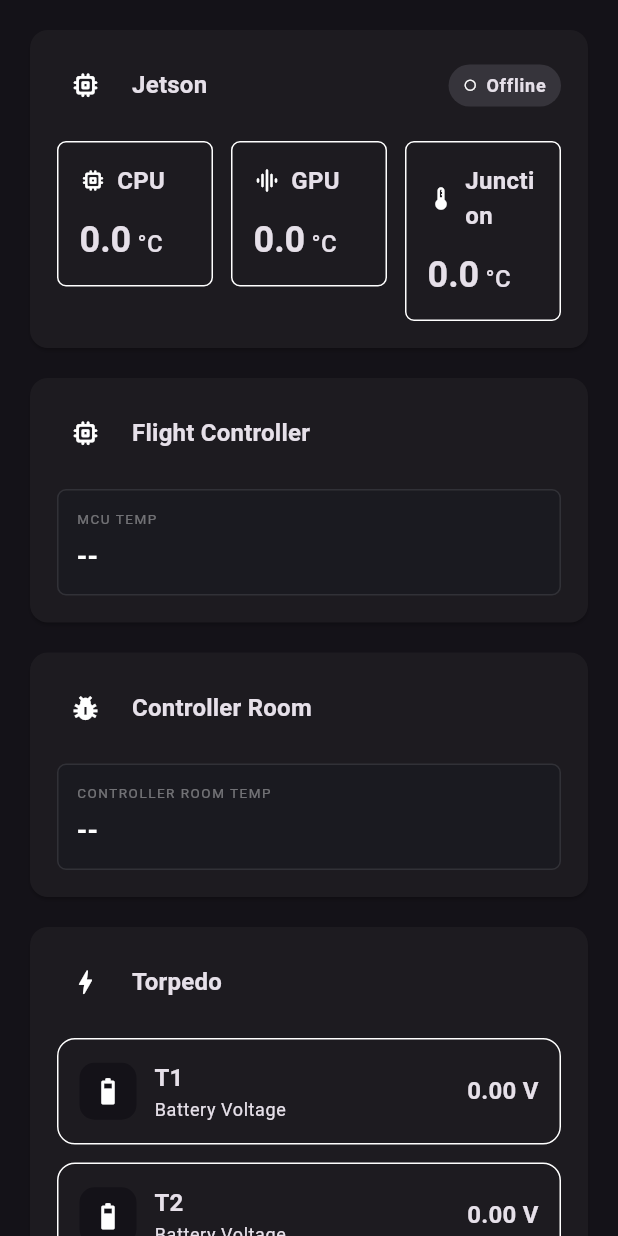
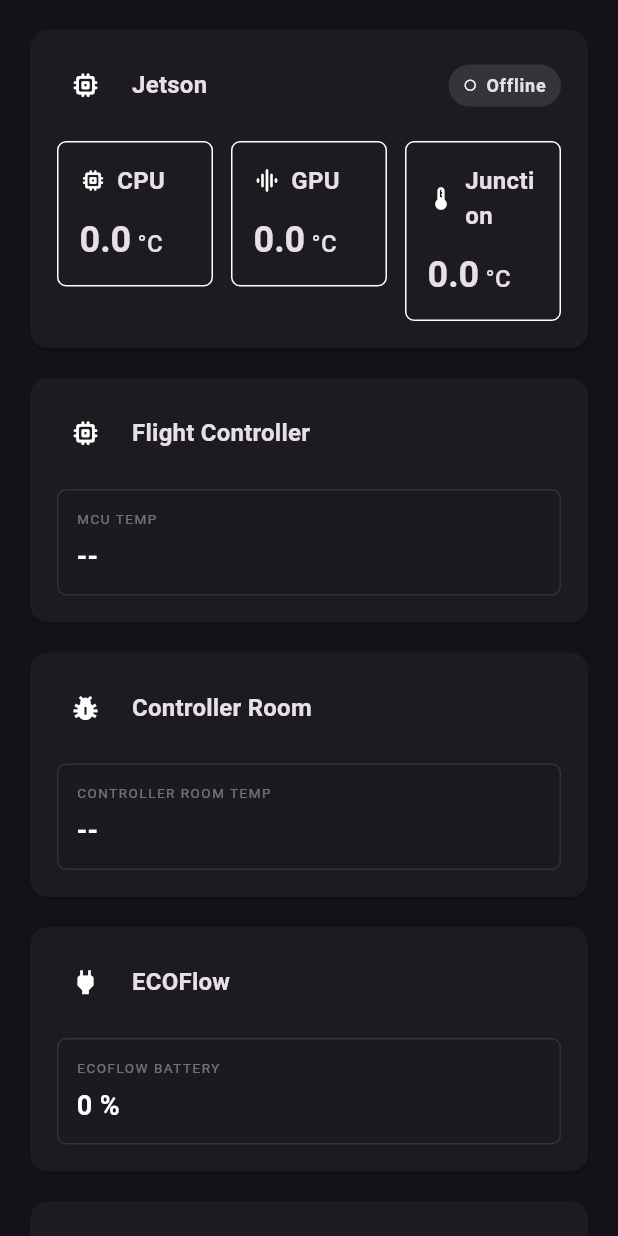
Before and after one commit to himampriyono/katamaran_ground_control, a Flutter app: the TelemetryPage widget shown alone on an empty page, opened directly, on a phone screen of 412 x 824 dp. Run offline on Flutter 3.47's test engine with Material 3 defaults, Android fonts, the phone set to English and light mode, and no system bars; our stand-ins replace file_picker, flutter_map, latlong2, shared_preferences, shelf and 1 more; missing offline and left inert: dart:ffi, dart_mavlink, flutter_libserialport, mbtiles, sqlite3, vector_map_tiles and 3 more; accounts and stored records are empty; statements that could not run were skipped.

Commit message:
add ecoflow data

```diff
--- a/lib/data/app_data.dart
+++ b/lib/data/app_data.dart
@@ -68,11 +68,15 @@
   final double cpuTemp;
   final double gpuTemp;
   final double junctionTemp;
+  final double ecoflow_battery;
+  final bool ecoflow_online;
 
   const JetsonTelemetry({
     this.connected = false,
     this.cpuTemp = 0,
     this.gpuTemp = 0,
     this.junctionTemp = 0,
+    this.ecoflow_battery = 0,
+    this.ecoflow_online = false,
   });
 }
--- a/lib/data/mavlink_data.dart
+++ b/lib/data/mavlink_data.dart
@@ -50,6 +50,9 @@
   static final ValueNotifier<EscTelemetry1To4?> escTelemetry1To4 =
       ValueNotifier(null);
   static final ValueNotifier<double?> temperatureC = ValueNotifier<double?>(
+    null,
+  );
+  static final ValueNotifier<double?> ecoflowBattery = ValueNotifier<double?>(
     null,
   );
 
@@ -184,12 +187,16 @@
   final double? motor2Rpm;
   final double? motor1FuelPercent;
   final double? motor2FuelPercent;
+  final double? motor1GearPos;
+  final double? motor2GearPos;
 
   const BoatEngineTelemetry({
     this.motor1Rpm,
     this.motor2Rpm,
     this.motor1FuelPercent,
     this.motor2FuelPercent,
+    this.motor1GearPos,
+    this.motor2GearPos,
   });
 
   BoatEngineTelemetry copyWith({
@@ -197,12 +204,16 @@
     double? motor2Rpm,
     double? motor1FuelPercent,
     double? motor2FuelPercent,
+    double? motor1GearPos,
+    double? motor2GearPos,
   }) {
     return BoatEngineTelemetry(
       motor1Rpm: motor1Rpm ?? this.motor1Rpm,
       motor2Rpm: motor2Rpm ?? this.motor2Rpm,
       motor1FuelPercent: motor1FuelPercent ?? this.motor1FuelPercent,
       motor2FuelPercent: motor2FuelPercent ?? this.motor2FuelPercent,
+      motor1GearPos: motor1GearPos ?? this.motor1GearPos,
+      motor2GearPos: motor2GearPos ?? this.motor2GearPos,
     );
   }
 }
--- a/lib/services/jetson_monitor_service.dart
+++ b/lib/services/jetson_monitor_service.dart
@@ -16,6 +16,8 @@
   static double? cpuTemp;
   static double? gpuTemp;
   static double? junctionTemp;
+  static double? ecoflow_battery;
+  static bool? ecoflow_online;
 
   static void connect(String ip) {
     _jetsonIp = ip;
@@ -88,6 +90,10 @@
       cpuTemp = (data['cpu_temp'] as num?)?.toDouble();
       gpuTemp = (data['gpu_temp'] as num?)?.toDouble();
       junctionTemp = (data['junction_temp'] as num?)?.toDouble();
+      ecoflow_battery = (data['ecoflow_battery'] as num?)?.toDouble();
+      ecoflow_online = (data['ecoflow_online'] as bool);
+
+      // debugPrint("ecoflow: $ecoflow_battery");
 
       // debugPrint(
       //   '[JETSON] '
@@ -100,6 +106,8 @@
         cpuTemp: (data['cpu_temp'] as num?)?.toDouble() ?? 0,
         gpuTemp: (data['gpu_temp'] as num?)?.toDouble() ?? 0,
         junctionTemp: (data['junction_temp'] as num?)?.toDouble() ?? 0,
+        ecoflow_battery: (data['ecoflow_battery'] as num?)?.toDouble() ?? 0,
+        ecoflow_online: (data['ecoflow_online'] as bool),
       );
     } catch (e) {
       debugPrint('[JETSON] JSON parse error: $e');
--- a/lib/utils/app_utils.dart
+++ b/lib/utils/app_utils.dart
@@ -78,7 +78,7 @@
 
     return '$degreeText° '
         '${minutes.toString().padLeft(2, '0')}′ '
-        '$seconds′′ $hemisphere';
+        '${seconds.toString()}′′ $hemisphere';
   }
 
   static (String latitude, String longitude) latToToDms(
--- a/lib/widgets/settings/pages/telemetry_page.dart
+++ b/lib/widgets/settings/pages/telemetry_page.dart
@@ -76,6 +76,30 @@
                             value: tempC == null
                                 ? "--"
                                 : "${tempC.toStringAsFixed(1)} °C",
+                          ),
+                        ),
+                      ],
+                    );
+                  },
+                ),
+              ),
+              const SizedBox(height: 20),
+
+              _buildSectionCard(
+                context,
+                title: "ECOFlow",
+                icon: Icons.power,
+                child: ValueListenableBuilder<JetsonTelemetry?>(
+                  valueListenable: AppData.jetsonTelemetry,
+                  builder: (context, batt, child) {
+                    return Row(
+                      children: [
+                        Expanded(
+                          child: _buildTelemetryMetric(
+                            label: "ECOFLOW BATTERY",
+                            value: batt == null
+                                ? "--"
+                                : "${(batt.ecoflow_battery).toStringAsFixed(0)} %",
                           ),
                         ),
                       ],
```
Also changed, not shown: lib/screens/main_sidepanel.dart (+43 -5 lines), lib/screens/message_window.dart (+0 -44 lines), lib/screens/system_check_window.dart (+23 -3 lines), lib/services/mavlink_service.dart (+52 -41 lines).
